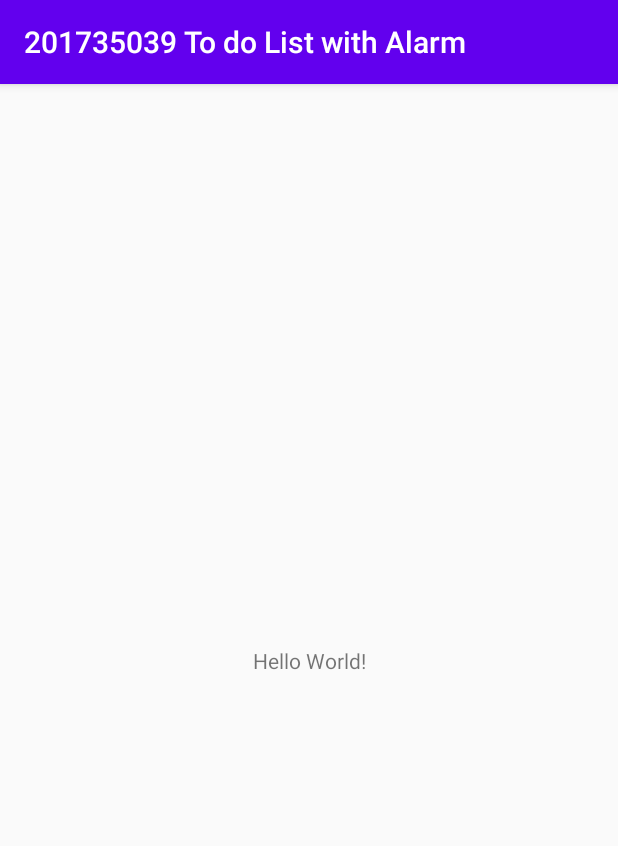
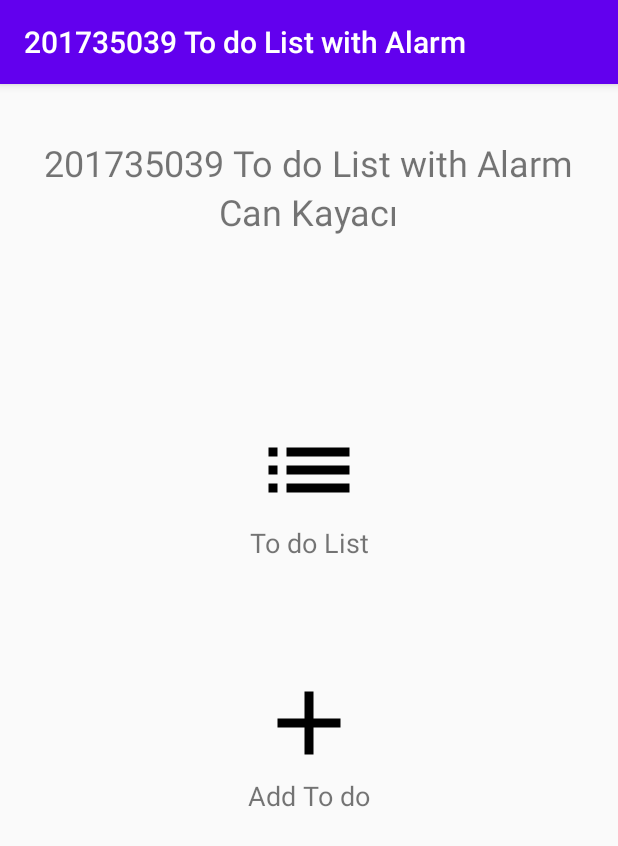
Before and after one commit to cankayaci/todolistwithalarm, an Android app: the screen it shows after launch (MainActivity), on a phone screen of 412 x 824 dp. Shown: the top 846 px of the screen. Run offline under Robolectric (Android 15) with nearby library versions, the phone set to English and light mode, and no system bars.

Commit message:
Activity tasarımları yapıldı.

```diff
--- a/app/build.gradle
+++ b/app/build.gradle
@@ -26,6 +26,7 @@ dependencies {
     implementation fileTree(dir: "libs", include: ["*.jar"])
     implementation 'androidx.appcompat:appcompat:1.2.0'
     implementation 'androidx.constraintlayout:constraintlayout:2.0.4'
+    implementation 'androidx.recyclerview:recyclerview:1.1.0'
     testImplementation 'junit:junit:4.12'
     androidTestImplementation 'androidx.test.ext:junit:1.1.2'
     androidTestImplementation 'androidx.test.espresso:espresso-core:3.3.0'
--- a/app/src/main/AndroidManifest.xml
+++ b/app/src/main/AndroidManifest.xml
@@ -9,6 +9,9 @@
         android:roundIcon="@mipmap/ic_launcher_round"
         android:supportsRtl="true"
         android:theme="@style/AppTheme">
+        <activity android:name=".EditTodoActivity"></activity>
+        <activity android:name=".TodoListActivity" />
+        <activity android:name=".AddTodoActivity" />
         <activity android:name=".MainActivity">
             <intent-filter>
                 <action android:name="android.intent.action.MAIN" />
--- /dev/null
+++ b/app/src/main/res/drawable/ic_add_black_24dp.xml
@@ -0,0 +1,9 @@
+<vector xmlns:android="http://schemas.android.com/apk/res/android"
+    android:width="24dp"
+    android:height="24dp"
+    android:viewportWidth="24"
+    android:viewportHeight="24">
+  <path
+      android:pathData="M19,13h-6v6h-2v-6H5v-2h6V5h2v6h6v2z"
+      android:fillColor="#000000"/>
+</vector>
--- /dev/null
+++ b/app/src/main/res/drawable/ic_list_black_24dp.xml
@@ -0,0 +1,9 @@
+<vector xmlns:android="http://schemas.android.com/apk/res/android"
+    android:width="24dp"
+    android:height="24dp"
+    android:viewportWidth="24"
+    android:viewportHeight="24">
+  <path
+      android:pathData="M3,13h2v-2L3,11v2zM3,17h2v-2L3,15v2zM3,9h2L5,7L3,7v2zM7,13h14v-2L7,11v2zM7,17h14v-2L7,15v2zM7,7v2h14L21,7L7,7z"
+      android:fillColor="#000000"/>
+</vector>
--- a/app/src/main/res/layout/activity_main.xml
+++ b/app/src/main/res/layout/activity_main.xml
@@ -7,12 +7,68 @@
     tools:context=".MainActivity">
 
     <TextView
+        android:id="@+id/tvAppName"
         android:layout_width="wrap_content"
         android:layout_height="wrap_content"
-        android:text="Hello World!"
-        app:layout_constraintBottom_toBottomOf="parent"
+        android:layout_marginTop="36dp"
+        android:text="@string/app_name"
+        android:textSize="24sp"
         app:layout_constraintLeft_toLeftOf="parent"
         app:layout_constraintRight_toRightOf="parent"
         app:layout_constraintTop_toTopOf="parent" />
 
+    <TextView
+        android:id="@+id/tvStudentName"
+        android:layout_width="wrap_content"
+        android:layout_height="wrap_content"
+        android:text="@string/student_name"
+        android:textSize="24sp"
+        app:layout_constraintLeft_toLeftOf="parent"
+        app:layout_constraintRight_toRightOf="parent"
+        app:layout_constraintTop_toBottomOf="@id/tvAppName" />
+
+    <ImageView
+        android:id="@+id/ivList"
+        android:layout_width="72dp"
+        android:layout_height="72dp"
+        android:layout_marginTop="120dp"
+        android:onClick="listOnClick"
+        android:src="@drawable/ic_list_black_24dp"
+        app:layout_constraintLeft_toLeftOf="parent"
+        app:layout_constraintRight_toRightOf="parent"
+        app:layout_constraintTop_toBottomOf="@+id/tvStudentName" />
+
+    <TextView
+        android:id="@+id/tvList"
+        android:layout_width="wrap_content"
+        android:layout_height="wrap_content"
+        android:onClick="listOnClick"
+        android:text="@string/to_do_list"
+        android:textSize="18sp"
+        app:layout_constraintLeft_toLeftOf="parent"
+        app:layout_constraintRight_toRightOf="parent"
+        app:layout_constraintTop_toBottomOf="@id/ivList" />
+
+    <ImageView
+        android:id="@+id/ivAddTodo"
+        android:layout_width="72dp"
+        android:layout_height="72dp"
+        android:layout_marginTop="72dp"
+        android:onClick="addTodoOnClick"
+        android:src="@drawable/ic_add_black_24dp"
+        app:layout_constraintLeft_toLeftOf="parent"
+        app:layout_constraintRight_toRightOf="parent"
+        app:layout_constraintTop_toBottomOf="@id/tvList" />
+
+    <TextView
+        android:id="@+id/tvAddTodo"
+        android:layout_width="wrap_content"
+        android:layout_height="wrap_content"
+        android:onClick="addTodoOnClick"
+        android:text="@string/add_to_do"
+        android:textSize="18sp"
+        app:layout_constraintLeft_toLeftOf="parent"
+        app:layout_constraintRight_toRightOf="parent"
+        app:layout_constraintTop_toBottomOf="@id/ivAddTodo" />
+
 </androidx.constraintlayout.widget.ConstraintLayout>
--- a/app/src/main/res/values/strings.xml
+++ b/app/src/main/res/values/strings.xml
@@ -1,3 +1,13 @@
 <resources>
     <string name="app_name">201735039 To do List with Alarm</string>
+    <string name="student_id">201735039</string>
+    <string name="student_name">Can Kayacı</string>
+    <string name="to_do_list">To do List</string>
+    <string name="add_to_do">Add To do</string>
+    <string name="todo_date">Todo Date</string>
+    <string name="todo_time">Todo Time</string>
+    <string name="save">Save</string>
+    <string name="todo_name">Todo Name</string>
+    <string name="edit">Edit</string>
+    <string name="delete">Delete</string>
 </resources>
```
Also changed, not shown: app/src/main/java/com/pru/mis/todolistwithalarm201735039/AddTodoActivity.java (added, +14 -0 lines), app/src/main/java/com/pru/mis/todolistwithalarm201735039/EditTodoActivity.java (added, +27 -0 lines), app/src/main/java/com/pru/mis/todolistwithalarm201735039/MainActivity.java (+12 -0 lines), app/src/main/java/com/pru/mis/todolistwithalarm201735039/Todo.java (added, +41 -0 lines), app/src/main/java/com/pru/mis/todolistwithalarm201735039/TodoAdapter.java (added, +80 -0 lines), app/src/main/java/com/pru/mis/todolistwithalarm201735039/TodoListActivity.java (added, +42 -0 lines), app/src/main/res/layout/activity_add_todo.xml (added, +96 -0 lines), app/src/main/res/layout/activity_edit_todo.xml (added, +104 -0 lines), app/src/main/res/layout/activity_todo_list.xml (added, +18 -0 lines), app/src/main/res/layout/todo_item.xml (added, +43 -0 lines).
